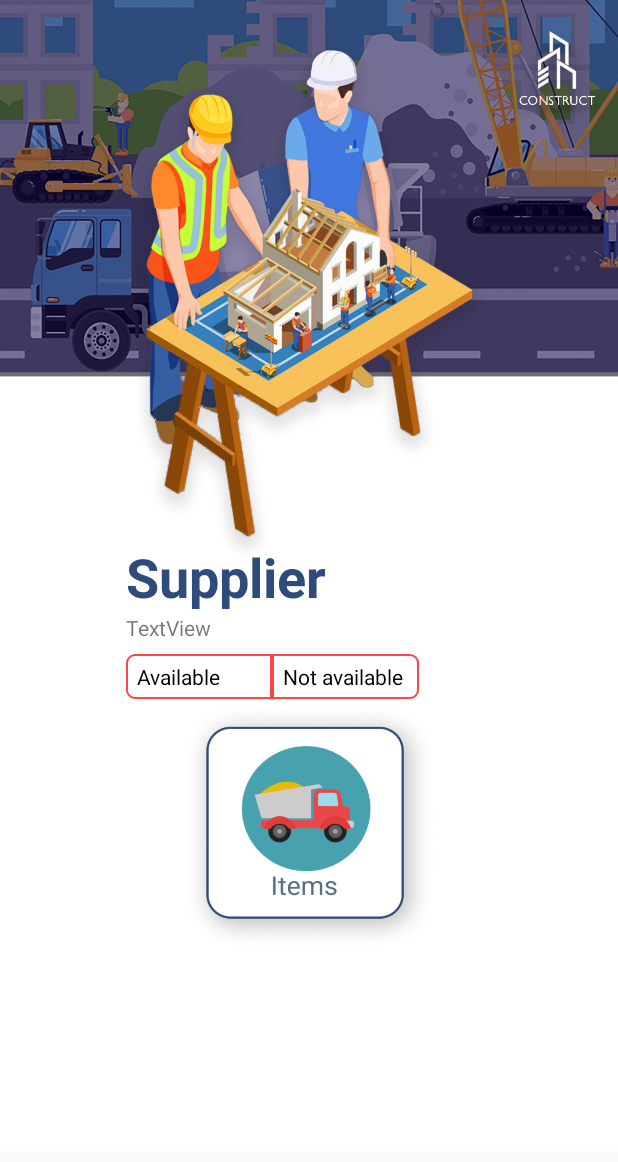
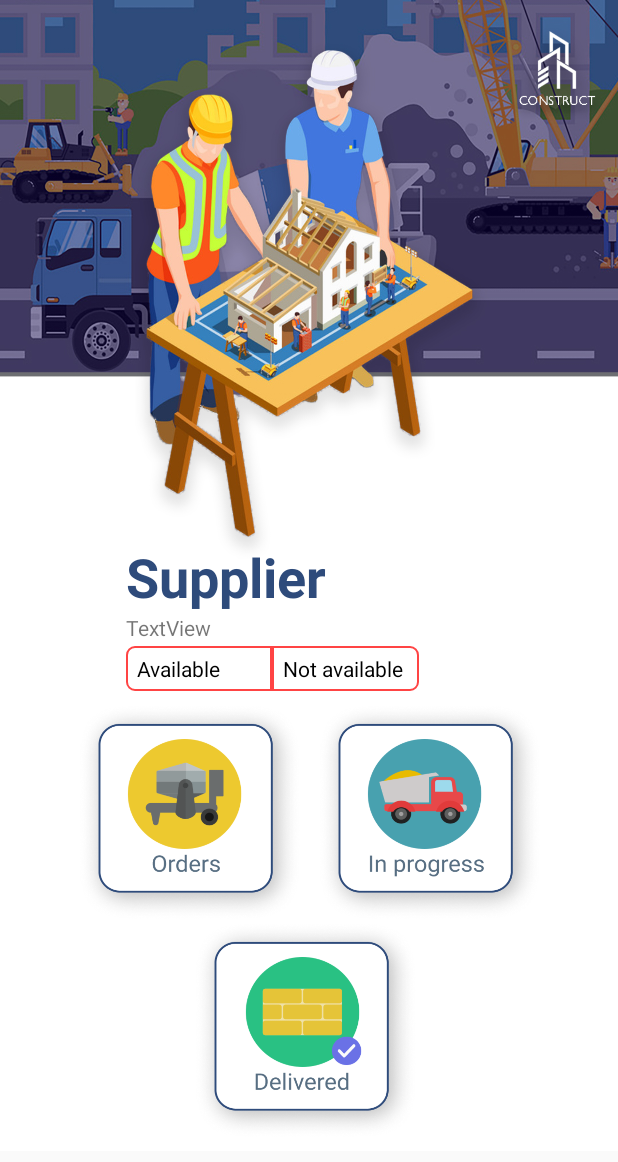
Before and after one commit to ravindukariyapperuma/Construction-Mobile-App, an Android app: the SupplierDashboard screen opened directly, with no data from a screen before it, on a phone screen of 412 x 824 dp. Shown: the top 1162 px of the screen. Run offline under Robolectric (Android 15) with nearby library versions, the phone set to English and light mode, and no system bars.

Commit message:
supplier-dashboard-update

```diff
--- a/app/src/main/res/layout/activity_supplier_dashboard.xml
+++ b/app/src/main/res/layout/activity_supplier_dashboard.xml
@@ -4,6 +4,7 @@
     android:layout_width="match_parent"
     android:layout_height="wrap_content"
     xmlns:android="http://schemas.android.com/apk/res/android">
+
     <androidx.constraintlayout.widget.ConstraintLayout
         android:layout_width="match_parent"
         android:layout_height="match_parent"
@@ -20,14 +21,38 @@
             app:layout_constraintTop_toTopOf="parent" />
 
         <ImageButton
+            android:id="@+id/btninprogress"
+            android:layout_width="150dp"
+            android:layout_height="145dp"
+            android:layout_marginStart="10dp"
+            android:layout_marginLeft="10dp"
+            android:layout_marginTop="60dp"
+            android:background="@drawable/inprogres"
+            app:layout_constraintEnd_toStartOf="@+id/imageView13"
+            app:layout_constraintHorizontal_bias="0.5"
+            app:layout_constraintStart_toEndOf="@+id/supplierr"
+            app:layout_constraintTop_toBottomOf="@+id/textView14" />
+
+        <ImageButton
             android:id="@+id/supplierr"
-        android:layout_width="170dp"
-        android:layout_height="165dp"
+            android:layout_width="150dp"
+            android:layout_height="145dp"
             android:layout_marginTop="60dp"
-        android:background="@drawable/supitems"
-        app:layout_constraintEnd_toEndOf="parent"
-        app:layout_constraintStart_toStartOf="parent"
+            android:background="@drawable/orders"
+            app:layout_constraintEnd_toStartOf="@+id/btninprogress"
+            app:layout_constraintHorizontal_bias="0.5"
+            app:layout_constraintStart_toEndOf="@+id/imageView13"
             app:layout_constraintTop_toBottomOf="@+id/textView14" />
+
+        <ImageButton
+            android:id="@+id/btnDelivered"
+            android:layout_width="150dp"
+            android:layout_height="145dp"
+            android:background="@drawable/delivered"
+            app:layout_constraintEnd_toEndOf="@+id/btninprogress"
+            app:layout_constraintHorizontal_bias="0.487"
+            app:layout_constraintStart_toStartOf="@+id/supplierr"
+            app:layout_constraintTop_toBottomOf="@+id/supplierr" />
 
         <TextView
             android:id="@+id/textView14"
@@ -46,7 +71,6 @@
         <RadioGroup
             android:layout_width="195dp"
             android:layout_height="36dp"
-        android:layout_marginTop="5dp"
             android:orientation="horizontal"
             app:layout_constraintStart_toStartOf="@+id/txtUsername"
             app:layout_constraintTop_toBottomOf="@+id/txtUsername">
```
Lines whose indentation alone changed are shown as unchanged.
